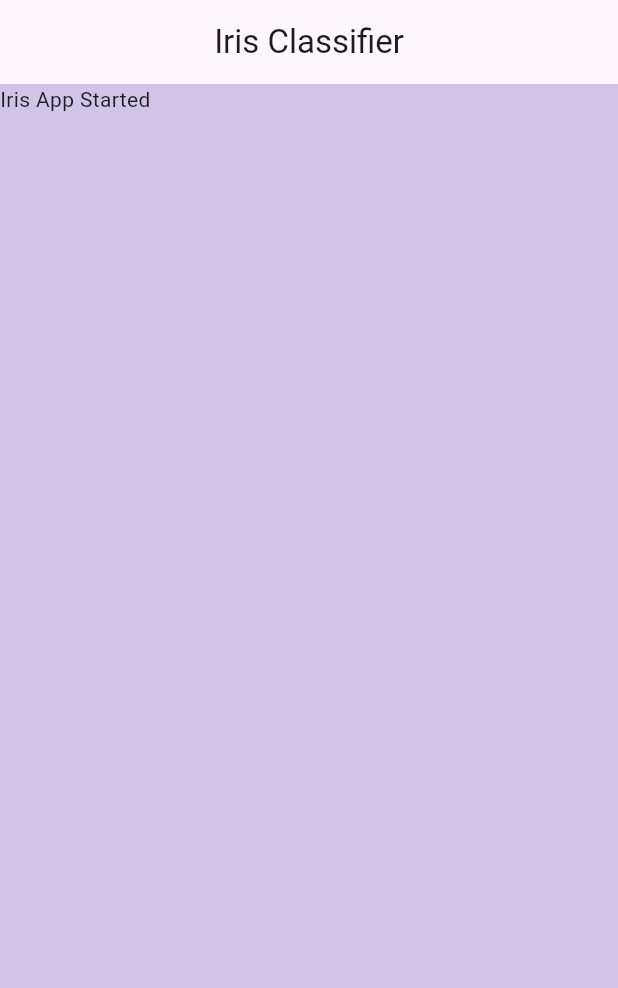
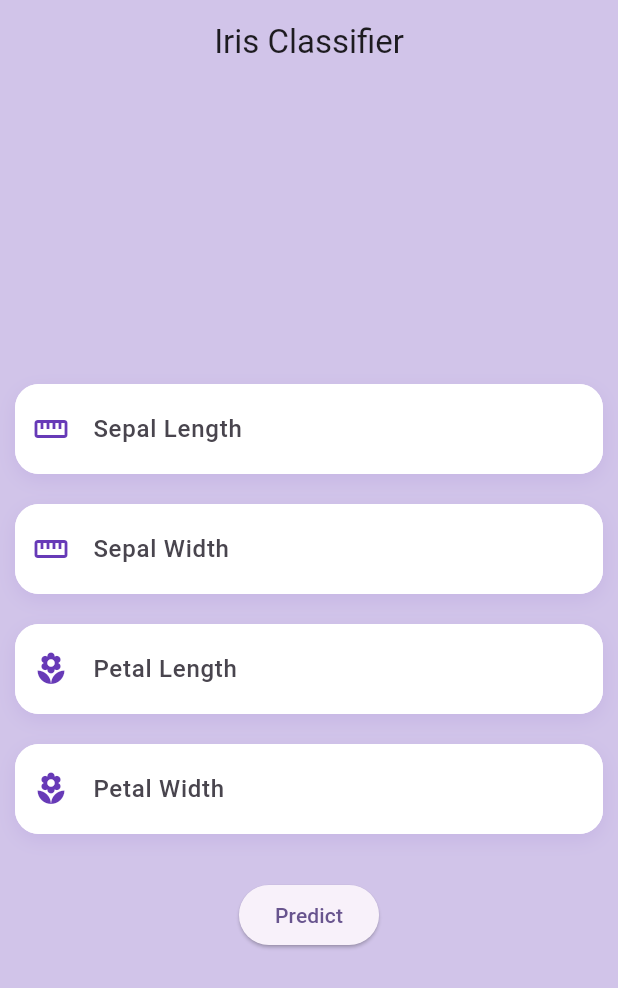
Before and after one commit to PushkarOnGit/Iris-ML-App, a Flutter app: the screen it shows after launch, on a phone screen of 412 x 824 dp. Shown: the top 988 px of the screen. Run offline on Flutter 3.47's test engine with Material 3 defaults, Android fonts, the phone set to English and light mode, and no system bars.

Commit message:
flutter application UI created

```diff
--- a/frontend/lib/features/home/view/home_page.dart
+++ /dev/null
@@ -1,19 +0,0 @@
-import 'package:flutter/material.dart';
-
-class HomePage extends StatefulWidget {
-  const HomePage({super.key});
-
-  @override
-  State<HomePage> createState() => _HomePageState();
-}
-
-class _HomePageState extends State<HomePage> {
-  @override
-  Widget build(BuildContext context) {
-    return Scaffold(
-      backgroundColor: Colors.deepPurple[100],
-      appBar: AppBar(title: const Text('Iris Classifier'), centerTitle: true),
-      body: Column(children: [Text('Iris App Started')]),
-    );
-  }
-}
--- /dev/null
+++ b/frontend/lib/features/home/view/pages/home_page.dart
@@ -0,0 +1,81 @@
+import 'package:flutter/material.dart';
+import 'package:frontend/features/home/view/widgets/custom_text_field.dart';
+
+class HomePage extends StatefulWidget {
+  const HomePage({super.key});
+
+  @override
+  State<HomePage> createState() => _HomePageState();
+}
+
+class _HomePageState extends State<HomePage> {
+  //controllers
+  final TextEditingController sepalLengthController = TextEditingController();
+  final TextEditingController sepalWidthController = TextEditingController();
+  final TextEditingController petalLengthController = TextEditingController();
+  final TextEditingController petalWidthController = TextEditingController();
+
+  @override
+  void dispose() {
+    sepalLengthController.dispose();
+    sepalWidthController.dispose();
+    petalLengthController.dispose();
+    petalWidthController.dispose();
+    super.dispose();
+  }
+
+  @override
+  Widget build(BuildContext context) {
+    return Scaffold(
+      backgroundColor: Colors.deepPurple[100],
+      appBar: AppBar(
+        backgroundColor: Colors.deepPurple[100],
+        title: const Text('Iris Classifier'),
+        centerTitle: true,
+      ),
+      body: Padding(
+        padding: EdgeInsets.all(10),
+        child: Column(
+          mainAxisAlignment: MainAxisAlignment.center,
+          children: [
+            CustomTextField(
+              controller: sepalLengthController,
+              hintText: "Sepal Length",
+              icon: Icons.straighten,
+            ),
+
+            CustomTextField(
+              controller: sepalWidthController,
+              hintText: "Sepal Width",
+              icon: Icons.straighten,
+            ),
+
+            CustomTextField(
+              controller: petalLengthController,
+              hintText: "Petal Length",
+              icon: Icons.local_florist,
+            ),
+
+            CustomTextField(
+              controller: petalWidthController,
+              hintText: "Petal Width",
+              icon: Icons.local_florist,
+            ),
+
+            const SizedBox(height: 20),
+
+            ElevatedButton(
+              onPressed: () {
+                final sepalLength = sepalLengthController.text;
+                final sepalWidth = sepalWidthController.text;
+                final petalLength = petalLengthController.text;
+                final petalWidth = petalWidthController.text;
+              },
+              child: const Text("Predict"),
+            ),
+          ],
+        ),
+      ),
+    );
+  }
+}
--- /dev/null
+++ b/frontend/lib/features/home/view/widgets/custom_text_field.dart
@@ -0,0 +1,62 @@
+import 'package:flutter/material.dart';
+
+class CustomTextField extends StatelessWidget {
+  final TextEditingController controller;
+  final String hintText;
+  final IconData icon;
+
+  const CustomTextField({
+    super.key,
+    required this.controller,
+    required this.hintText,
+    required this.icon,
+  });
+
+  @override
+  Widget build(BuildContext context) {
+    return Container(
+      margin: const EdgeInsets.symmetric(vertical: 10),
+      decoration: BoxDecoration(
+        color: Colors.white,
+        borderRadius: BorderRadius.circular(16),
+        boxShadow: [
+          BoxShadow(
+            color: Colors.deepPurple.withOpacity(0.1),
+            blurRadius: 10,
+            offset: const Offset(0, 4),
+          ),
+        ],
+      ),
+      child: TextField(
+        controller: controller,
+        style: const TextStyle(fontSize: 16, fontWeight: FontWeight.w500),
+        decoration: InputDecoration(
+          hintText: hintText,
+          prefixIcon: Icon(icon, color: Colors.deepPurple),
+
+          border: OutlineInputBorder(
+            borderRadius: BorderRadius.circular(16),
+            borderSide: BorderSide.none,
+          ),
+
+          enabledBorder: OutlineInputBorder(
+            borderRadius: BorderRadius.circular(16),
+            borderSide: BorderSide.none,
+          ),
+
+          focusedBorder: OutlineInputBorder(
+            borderRadius: BorderRadius.circular(16),
+            borderSide: const BorderSide(color: Colors.deepPurple, width: 2),
+          ),
+
+          filled: true,
+          fillColor: Colors.white,
+          contentPadding: const EdgeInsets.symmetric(
+            vertical: 18,
+            horizontal: 16,
+          ),
+        ),
+      ),
+    );
+  }
+}
--- a/frontend/lib/main.dart
+++ b/frontend/lib/main.dart
@@ -1,5 +1,5 @@
 import 'package:flutter/material.dart';
-import 'package:frontend/features/home/view/home_page.dart';
+import 'package:frontend/features/home/view/pages/home_page.dart';
 
 void main() {
   runApp(const MyApp());
@@ -11,6 +11,7 @@ class MyApp extends StatelessWidget {
   @override
   Widget build(BuildContext context) {
     return MaterialApp(
+      debugShowCheckedModeBanner: false,
       title: 'Iris Classifier',
       theme: ThemeData(colorScheme: .fromSeed(seedColor: Colors.deepPurple)),
       home: const HomePage(),
```
